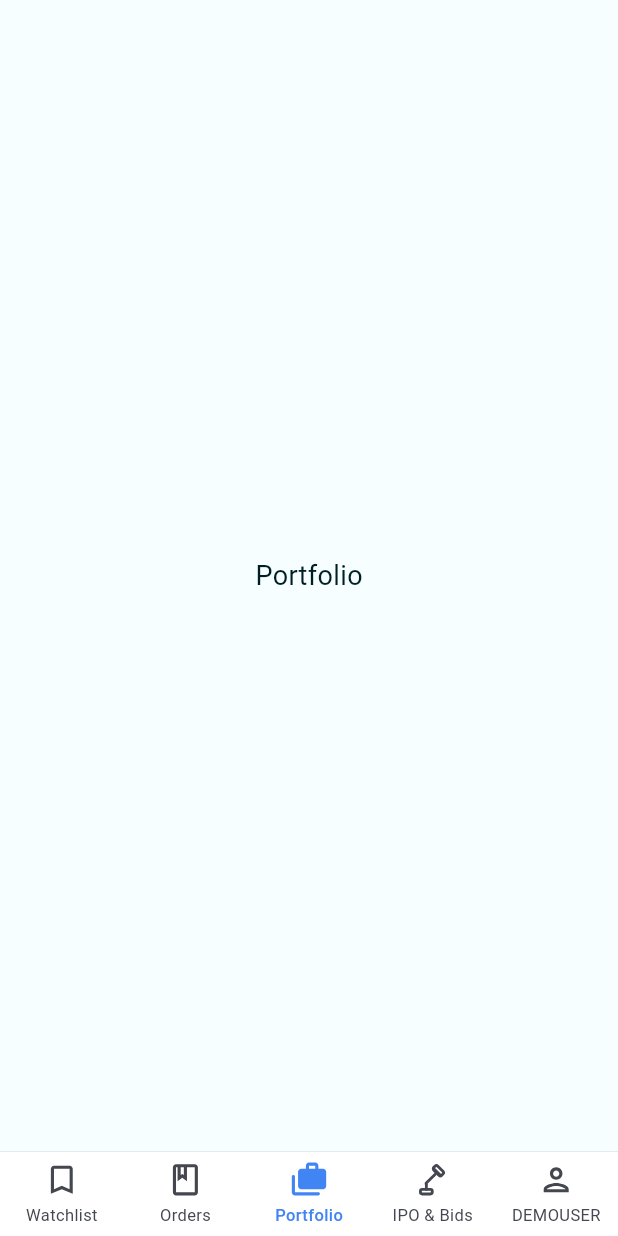
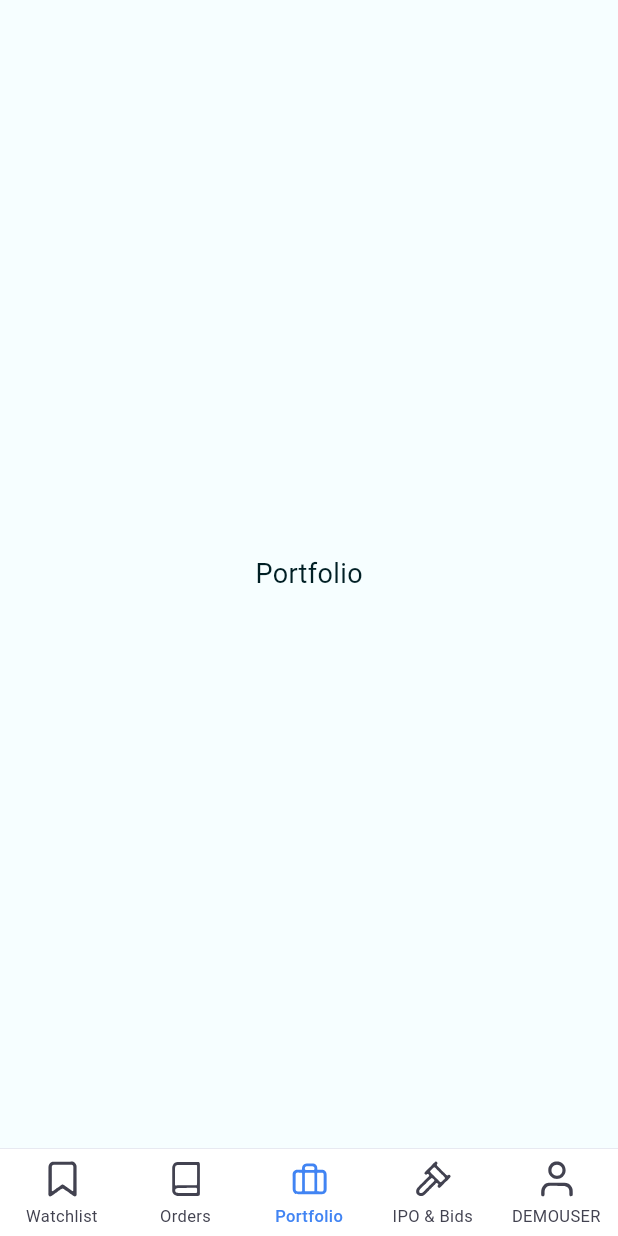
Before and after one commit to Writerw/stock-trading-ui, a Flutter app: the screen it shows after launch, item 3 of the bottom bar chosen, on a phone screen of 412 x 824 dp. Run offline on Flutter 3.47's test engine with Material 3 defaults, Android fonts, the phone set to English and light mode, and no system bars; our stand-ins replace flutter_svg, google_fonts.

Commit message:
Replace bottom-nav icons with ones traced from the Kite screenshot
- Traced the exact 5 glyphs (bookmark/book/briefcase/gavel/person) from the
  shared image with vtracer, normalized to clean SVGs
- Outline style matching the screenshot: blue (#4184F3) when selected,
  grey (#424250) when not; single icon per tab, recolored by state
- Removed the 10 old hand-drawn outline/filled SVGs

Co-Authored-By: Claude Opus 4.8 <noreply@anthropic.com>
Claude-Session: https://claude.ai/code/session_01TaJjXVjmkRnnBDYEh9LWe4

```diff
--- a/lib/main.dart
+++ b/lib/main.dart
@@ -38,26 +38,26 @@ class HomeScreen extends StatefulWidget {
 class _HomeScreenState extends State<HomeScreen> {
   int _currentIndex = 0;
 
-  static const Color _inactiveColor = AppTheme.textSecondary; // #44474F (JetKite onSurfaceVariant)
+  static const Color _inactiveColor = Color(0xFF424250); // exact grey from the Kite screenshot
 
-  // Builds a nav item using custom SVG icons (outline when inactive, filled when selected)
+  // Builds a nav item using the traced SVG icon: blue when selected, grey when not.
   BottomNavigationBarItem _navItem(String name, String label) {
     return BottomNavigationBarItem(
       icon: Padding(
         padding: const EdgeInsets.only(bottom: 3),
         child: SvgPicture.asset(
-          'assets/icons/${name}_outline.svg',
-          width: 25,
-          height: 25,
+          'assets/icons/$name.svg',
+          width: 28,
+          height: 28,
           colorFilter: const ColorFilter.mode(_inactiveColor, BlendMode.srcIn),
         ),
       ),
       activeIcon: Padding(
         padding: const EdgeInsets.only(bottom: 3),
         child: SvgPicture.asset(
-          'assets/icons/${name}_filled.svg',
-          width: 25,
-          height: 25,
+          'assets/icons/$name.svg',
+          width: 28,
+          height: 28,
           colorFilter: const ColorFilter.mode(AppTheme.blue, BlendMode.srcIn),
         ),
       ),
@@ -98,7 +98,7 @@ class _HomeScreenState extends State<HomeScreen> {
           backgroundColor: Colors.white,
           elevation: 0,
           selectedItemColor: AppTheme.blue,
-          unselectedItemColor: AppTheme.textSecondary,
+          unselectedItemColor: _inactiveColor,
           selectedFontSize: 11,
           unselectedFontSize: 11,
           selectedLabelStyle: const TextStyle(fontWeight: FontWeight.w500),
```
Also changed, not shown: assets/icons/ipo.svg (added), assets/icons/ipo_filled.svg (deleted), assets/icons/ipo_outline.svg (deleted), assets/icons/orders.svg (added), assets/icons/orders_filled.svg (deleted), assets/icons/orders_outline.svg (deleted), assets/icons/portfolio.svg (added), assets/icons/portfolio_filled.svg (deleted), assets/icons/portfolio_outline.svg (deleted), assets/icons/profile.svg (added), assets/icons/profile_filled.svg (deleted), assets/icons/profile_outline.svg (deleted), assets/icons/watchlist.svg (added), assets/icons/watchlist_filled.svg (deleted), 1 more files.
